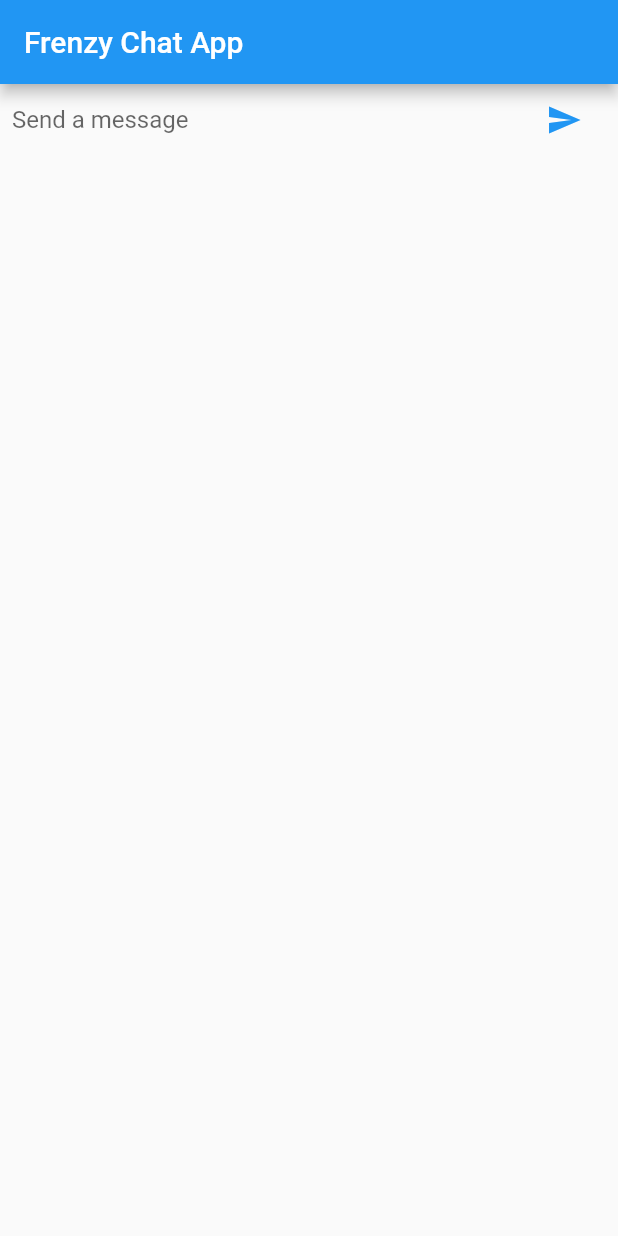
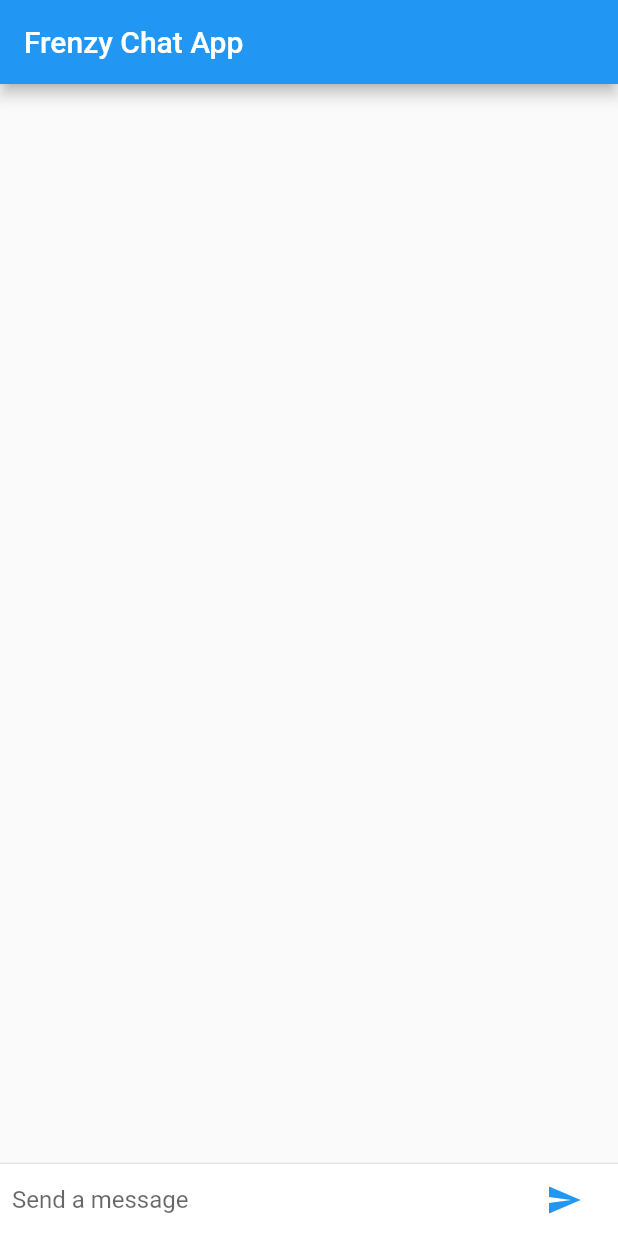
Before and after one commit to PawankumarPK/Flutter_FrenzyChatApp, a Flutter app: the screen it shows after launch, on a phone screen of 412 x 824 dp. Run offline on Flutter 3.47's test engine with Material 2 defaults, Android fonts, the phone set to English and light mode, and no system bars.

```diff
--- a/lib/chat_screen.dart
+++ b/lib/chat_screen.dart
@@ -55,8 +55,26 @@ class _ChatScreenState extends State<ChatScreen> {
 
   @override
   Widget build(BuildContext context) {
-    return _textComposerWidget(
+    return Column(
+        children: <Widget>[
+          new Flexible(
+            child: new ListView.builder(
+              padding: new EdgeInsets.all(8.0),
+              reverse: true,
+              itemBuilder: (_,int index) => _message[index],
+              itemCount: _message.length,
+            ),
+          ),
+          new Divider(height: 1.0,),
+          new Container(
+            decoration: new BoxDecoration(
+              color: Theme.of(context).cardColor,
 
-    );
+            ),
+            child: _textComposerWidget(),
+          )
+
+        ],
+      );
   }
 }
```
